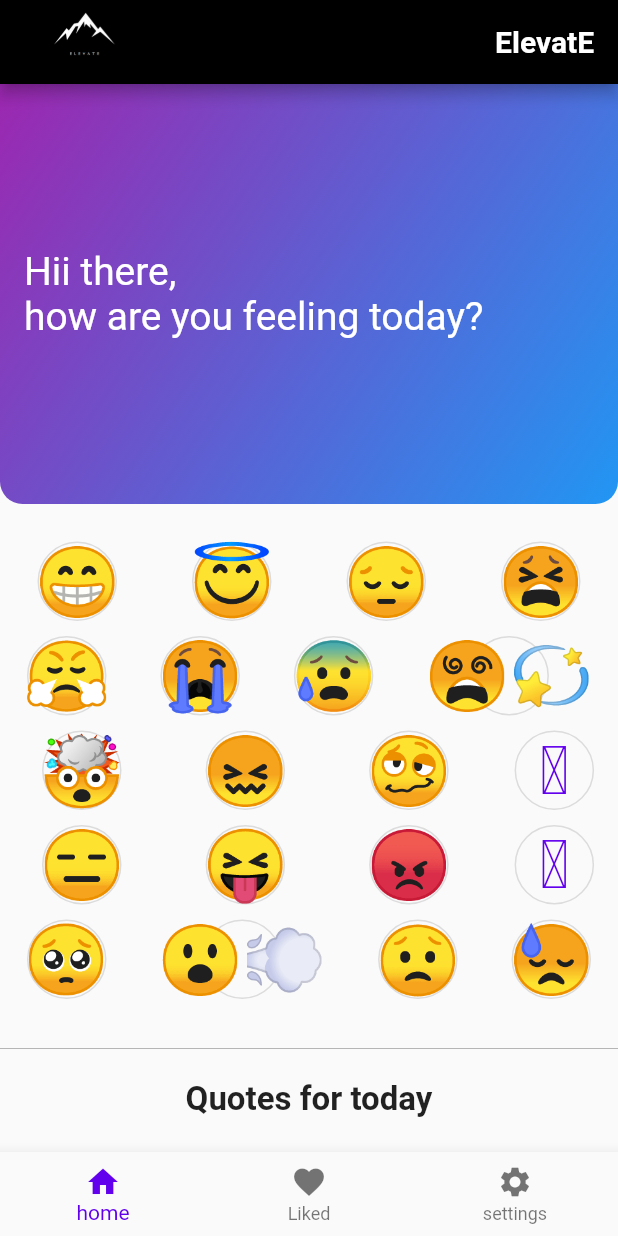
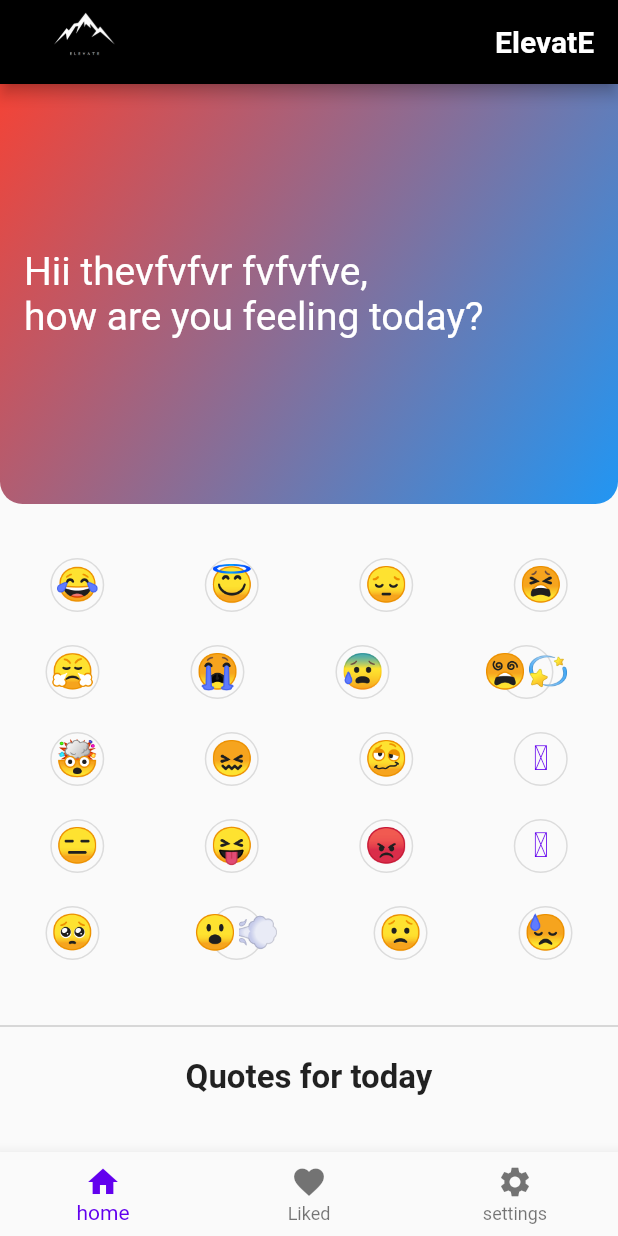
Before and after one commit to rishikiranap/ElevatE, a Flutter app: the FirstPage screen opened directly, on a phone screen of 412 x 824 dp. Run offline on Flutter 3.47's test engine with Material 2 defaults, Android fonts, the light colour scheme and no system bars; our stand-ins replace flutter_dotenv, shared_preferences; accounts and stored records are empty; network calls fail; statements that could not run were skipped.

Commit message:
some fixes

```diff
--- a/lib/Screens/First_Page.dart
+++ b/lib/Screens/First_Page.dart
@@ -53,7 +53,7 @@ class _FirstPageState extends State<FirstPage> {
               decoration: const BoxDecoration(
                 gradient: LinearGradient(
                   colors: [
-                    Colors.purple,
+                    Colors.red,
                     Colors.blue
                   ], // Adjust colors as needed
                   begin: Alignment.topLeft,
@@ -70,7 +70,7 @@ class _FirstPageState extends State<FirstPage> {
               height: 280,
               child: Center(
                 child: Text(
-                  'Hii there,                                    how are you feeling today?',
+                  'Hii thevfvfvr fvfvfve,                                               how are you feeling today?',
                   style: TextStyle(
                       fontSize: buttonFontSize + 8,
                       fontWeight: FontWeight.w400,
@@ -79,14 +79,14 @@ class _FirstPageState extends State<FirstPage> {
               ),
             ),
             Container(
-              margin: const EdgeInsets.symmetric(vertical: 25),
+              margin: const EdgeInsets.symmetric(vertical: 30),
               color: Theme.of(context).colorScheme.background,
               child: Column(
                 children: [
                   Row(
                     mainAxisAlignment: MainAxisAlignment.spaceAround,
                     children: [
-                      buildButton(context, '😁', 'Happy'),
+                      buildButton(context, '😂', 'Happy'),
                       buildButton(context, '😇', 'Blessed'),
                       buildButton(context, '😔', 'very Sad'),
                       buildButton(context, '😫', 'Feel like crying'),
@@ -244,6 +244,6 @@ class _FirstPageState extends State<FirstPage> {
         style: OutlinedButton.styleFrom(shape: const CircleBorder()),
         onPressed: () => Navigator.of(context).push(
             MaterialPageRoute(builder: (context) => QuotesPage(mood: mood))),
-        child: Text(emoji, style: const TextStyle(fontSize: 45)),
+        child: Text(emoji, style: const TextStyle(fontSize: 23)),
       );
 }
--- a/lib/Services/quote_service.dart
+++ b/lib/Services/quote_service.dart
@@ -1,7 +1,7 @@
 import 'dart:convert';
 import 'package:http/http.dart' as http;
 import 'package:flutter_dotenv/flutter_dotenv.dart';
-import 'package:provider/provider.dart';
+
 
 class QuoteService {
   Future<List<String>> generateRandomQuotes() async {
--- a/lib/main.dart
+++ b/lib/main.dart
@@ -1,10 +1,8 @@
 import 'package:ElevatE/Services/quote_service.dart';
 import 'package:flutter/material.dart';
-import 'package:ElevatE/Screens/Settings_page.dart';
-import 'package:ElevatE/Screens/LikedQuotesPage.dart';
 import 'package:flutter_dotenv/flutter_dotenv.dart';
 import 'package:provider/provider.dart';
-import  'Screens/First_Page.dart';
+import 'Screens/First_Page.dart';
 import 'Screens/Loading_Screen.dart';
 import 'package:shared_preferences/shared_preferences.dart';
 import 'Utils/global.dart';
@@ -19,8 +17,6 @@ void main() async {
     ),
   );
 }
-
-
 
 class MyApp extends StatefulWidget {
   const MyApp({Key? key}) : super(key: key);
```
Also changed, not shown: 2 other files.
